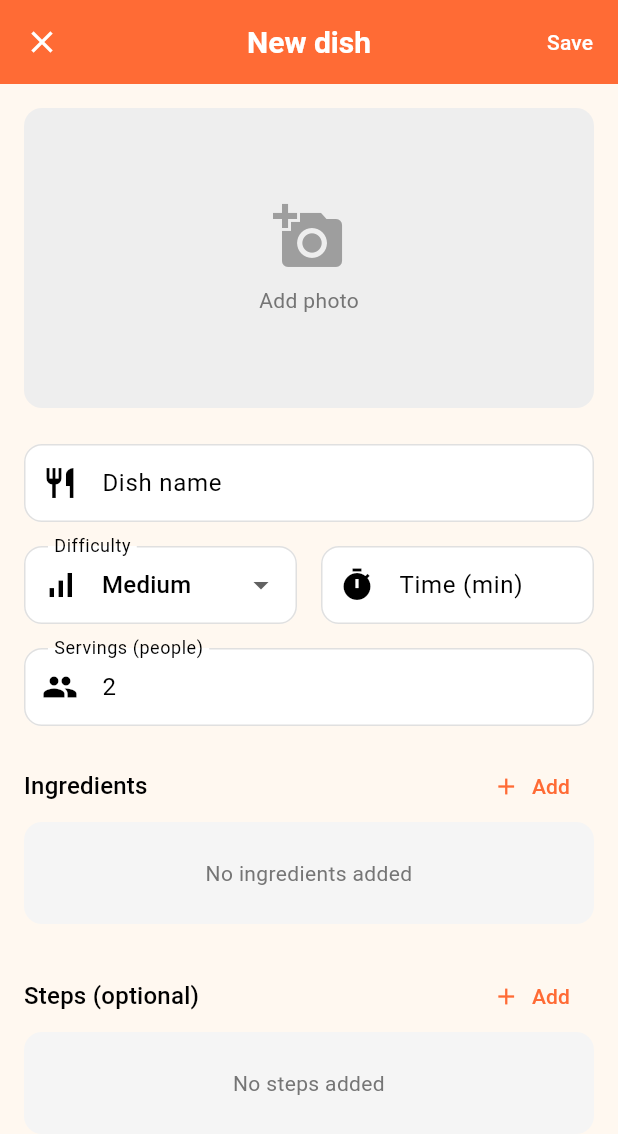
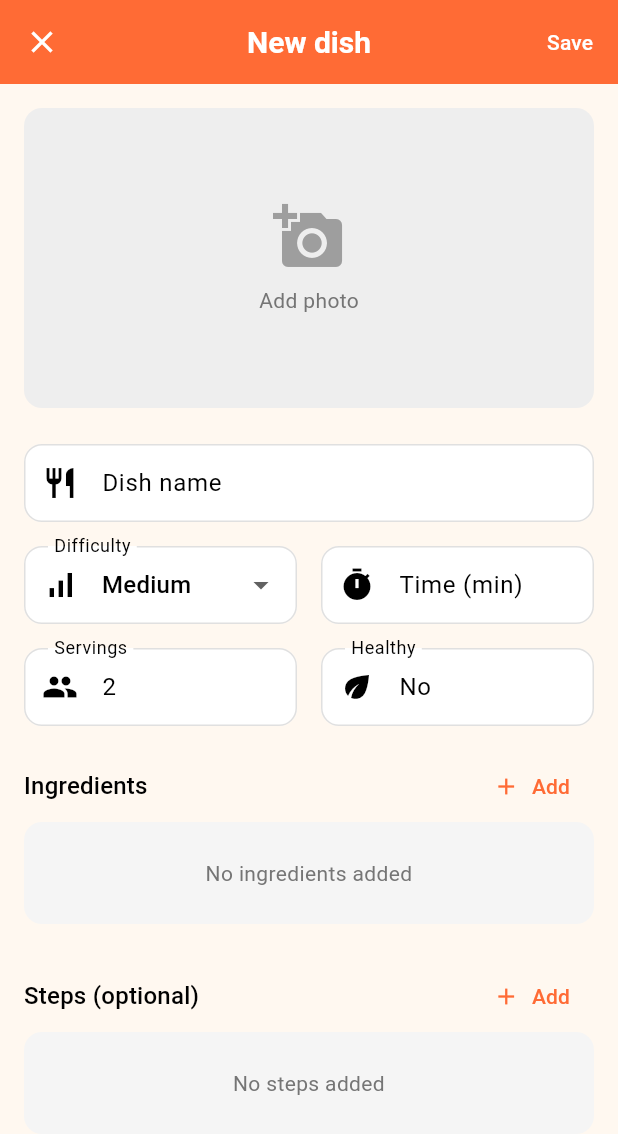
Before and after one commit to gcompteb/xup-xup, a Flutter app: the AddDishScreen screen opened by its route, on a phone screen of 412 x 824 dp. Shown: the top 1134 px of the screen. Run offline on Flutter 3.47's test engine with Material 3 defaults, Android fonts, the phone set to English and light mode, and no system bars; our stand-ins replace cached_network_image, cloud_firestore, firebase_auth, firebase_core, firebase_storage, flutter_local_notifications and 7 more; accounts and stored records are empty; network calls fail.

Commit message:
add Healthy state + filters

```diff
--- a/lib/features/dishes/presentation/add_dish_screen.dart
+++ b/lib/features/dishes/presentation/add_dish_screen.dart
@@ -32,6 +32,7 @@ class _AddDishScreenState extends ConsumerState<AddDishScreen> {
   final _prepTimeController = TextEditingController();
 
   String _selectedDifficulty = AppConstants.difficultyKeys[1];
+  bool _isHealthy = false;
   File? _imageFile;
   Uint8List? _imageBytes;
   String? _existingImageUrl;
@@ -60,6 +61,7 @@ class _AddDishScreenState extends ConsumerState<AddDishScreen> {
         _servingsController.text = dish.servings.toString();
         _prepTimeController.text = dish.prepTimeMinutes.toString();
         _selectedDifficulty = AppConstants.normalizeDifficultyKey(dish.difficulty);
+        _isHealthy = dish.isHealthy;
         _existingImageUrl = dish.imageUrl;
         _ingredients = List.from(dish.ingredients);
         _steps = List.from(dish.steps);
@@ -948,6 +950,7 @@ class _AddDishScreenState extends ConsumerState<AddDishScreen> {
         servings: int.tryParse(_servingsController.text) ?? 2,
         prepTimeMinutes: int.tryParse(_prepTimeController.text) ?? 0,
         difficulty: _selectedDifficulty,
+        isHealthy: _isHealthy,
         steps: _steps,
         ingredients: _ingredients,
         isFavorite: _existingDish?.isFavorite ?? false,
@@ -1116,13 +1119,38 @@ class _AddDishScreenState extends ConsumerState<AddDishScreen> {
                     ],
                   ),
                   const SizedBox(height: 16),
-                  TextFormField(
+                  Row(
+                    children: [
+                      Expanded(
+                        child: TextFormField(
                           controller: _servingsController,
                           decoration: InputDecoration(
                             labelText: l10n.addDishServings,
                             prefixIcon: const Icon(Icons.people),
                           ),
                           keyboardType: TextInputType.number,
+                        ),
+                      ),
+                      const SizedBox(width: 16),
+                      Expanded(
+                        child: GestureDetector(
+                          onTap: () => setState(() => _isHealthy = !_isHealthy),
+                          child: InputDecorator(
+                            decoration: InputDecoration(
+                              labelText: l10n.addDishHealthy,
+                              prefixIcon: Icon(
+                                Icons.eco,
+                                color: _isHealthy ? Colors.green : null,
+                              ),
+                            ),
+                            child: Text(
+                              _isHealthy ? l10n.yes : l10n.no,
+                              style: Theme.of(context).textTheme.bodyLarge,
+                            ),
+                          ),
+                        ),
+                      ),
+                    ],
                   ),
                   const SizedBox(height: 16),
                   Row(
--- a/lib/l10n/app_ca.arb
+++ b/lib/l10n/app_ca.arb
@@ -84,7 +84,8 @@
   "addDishValidateName": "Introdueix el nom del plat",
   "addDishDifficulty": "Dificultat",
   "addDishTime": "Temps (min)",
-  "addDishServings": "Porcions (persones)",
+  "addDishServings": "Porcions",
+  "addDishHealthy": "Saludable",
   "addDishIngredients": "Ingredients",
   "addDishAdd": "Afegir",
   "addDishNoIngredients": "Cap ingredient afegit",
@@ -129,6 +130,8 @@
   "edit": "Editar",
   "close": "Tancar",
   "ok": "Entès",
+  "yes": "Sí",
+  "no": "No",
 
   "unitUnitats": "unitats",
   "unitG": "g",
@@ -198,6 +201,7 @@
   "suggestionsTitle": "Què cuino?",
   "suggestionsSurprise": "Sorpresa!",
   "suggestionsHaveAll": "Ho tinc tot",
+  "suggestionsMaxMinutes": "≤ {minutes} min",
   "suggestionsInPantry": "{count} ingredients al rebost",
   "suggestionsNoDishes": "No tens cap plat creat",
   "suggestionsNoMatch": "No hi ha plats amb aquests filtres",
--- a/lib/l10n/app_en.arb
+++ b/lib/l10n/app_en.arb
@@ -92,7 +92,8 @@
   "addDishValidateName": "Enter dish name",
   "addDishDifficulty": "Difficulty",
   "addDishTime": "Time (min)",
-  "addDishServings": "Servings (people)",
+  "addDishServings": "Servings",
+  "addDishHealthy": "Healthy",
   "addDishIngredients": "Ingredients",
   "addDishAdd": "Add",
   "addDishNoIngredients": "No ingredients added",
@@ -142,6 +143,8 @@
   "edit": "Edit",
   "close": "Close",
   "ok": "OK",
+  "yes": "Yes",
+  "no": "No",
 
   "unitUnitats": "units",
   "unitG": "g",
@@ -225,6 +228,8 @@
   "suggestionsTitle": "What to cook?",
   "suggestionsSurprise": "Surprise!",
   "suggestionsHaveAll": "I have everything",
+  "suggestionsMaxMinutes": "≤ {minutes} min",
+  "@suggestionsMaxMinutes": { "placeholders": { "minutes": { "type": "int" } } },
   "suggestionsInPantry": "{count} ingredients in pantry",
   "@suggestionsInPantry": { "placeholders": { "count": { "type": "int" } } },
   "suggestionsNoDishes": "No dishes yet",
--- a/lib/l10n/app_es.arb
+++ b/lib/l10n/app_es.arb
@@ -84,7 +84,8 @@
   "addDishValidateName": "Introduce el nombre del plato",
   "addDishDifficulty": "Dificultad",
   "addDishTime": "Tiempo (min)",
-  "addDishServings": "Porciones (personas)",
+  "addDishServings": "Porciones",
+  "addDishHealthy": "Saludable",
   "addDishIngredients": "Ingredientes",
   "addDishAdd": "Añadir",
   "addDishNoIngredients": "Ningún ingrediente añadido",
@@ -129,6 +130,8 @@
   "edit": "Editar",
   "close": "Cerrar",
   "ok": "Entendido",
+  "yes": "Sí",
+  "no": "No",
 
   "unitUnitats": "unidades",
   "unitG": "g",
@@ -198,6 +201,7 @@
   "suggestionsTitle": "¿Qué cocino?",
   "suggestionsSurprise": "¡Sorpresa!",
   "suggestionsHaveAll": "Lo tengo todo",
+  "suggestionsMaxMinutes": "≤ {minutes} min",
   "suggestionsInPantry": "{count} ingredientes en la despensa",
   "suggestionsNoDishes": "No tienes ningún plato",
   "suggestionsNoMatch": "No hay platos con estos filtros",
--- a/lib/l10n/app_localizations.dart
+++ b/lib/l10n/app_localizations.dart
@@ -559,8 +559,14 @@ abstract class AppLocalizations {
   /// No description provided for @addDishServings.
   ///
   /// In en, this message translates to:
-  /// **'Servings (people)'**
+  /// **'Servings'**
   String get addDishServings;
+
+  /// No description provided for @addDishHealthy.
+  ///
+  /// In en, this message translates to:
+  /// **'Healthy'**
+  String get addDishHealthy;
 
   /// No description provided for @addDishIngredients.
   ///
@@ -813,6 +819,18 @@ abstract class AppLocalizations {
   /// In en, this message translates to:
   /// **'OK'**
   String get ok;
+
+  /// No description provided for @yes.
+  ///
+  /// In en, this message translates to:
+  /// **'Yes'**
+  String get yes;
+
+  /// No description provided for @no.
+  ///
+  /// In en, this message translates to:
+  /// **'No'**
+  String get no;
 
   /// No description provided for @unitUnitats.
   ///
@@ -1198,6 +1216,12 @@ abstract class AppLocalizations {
   /// **'I have everything'**
   String get suggestionsHaveAll;
 
+  /// No description provided for @suggestionsMaxMinutes.
+  ///
+  /// In en, this message translates to:
+  /// **'≤ {minutes} min'**
+  String suggestionsMaxMinutes(int minutes);
+
   /// No description provided for @suggestionsInPantry.
   ///
   /// In en, this message translates to:
--- a/lib/shared/models/dish.dart
+++ b/lib/shared/models/dish.dart
@@ -11,6 +11,7 @@ class Dish {
   final int servings;
   final int prepTimeMinutes;
   final String difficulty;
+  final bool isHealthy;
   final List<String> steps;
   final List<DishIngredient> ingredients;
   final bool isFavorite;
@@ -26,6 +27,7 @@ class Dish {
     this.servings = 2,
     required this.prepTimeMinutes,
     required this.difficulty,
+    this.isHealthy = false,
     required this.steps,
     required this.ingredients,
     this.isFavorite = false,
@@ -45,6 +47,7 @@ class Dish {
       servings: data['servings'] ?? 2,
       prepTimeMinutes: data['prepTimeMinutes'] ?? 0,
       difficulty: AppConstants.normalizeDifficultyKey(data['difficulty'] ?? 'medium'),
+      isHealthy: data['isHealthy'] ?? false,
       steps: List<String>.from(data['steps'] ?? []),
       ingredients: (data['ingredients'] as List<dynamic>?)
               ?.map((e) => DishIngredient.fromMap(e as Map<String, dynamic>))
@@ -65,6 +68,7 @@ class Dish {
       'servings': servings,
       'prepTimeMinutes': prepTimeMinutes,
       'difficulty': difficulty,
+      'isHealthy': isHealthy,
       'steps': steps,
       'ingredients': ingredients.map((e) => e.toMap()).toList(),
       'isFavorite': isFavorite,
@@ -82,6 +86,7 @@ class Dish {
     int? servings,
     int? prepTimeMinutes,
     String? difficulty,
+    bool? isHealthy,
     List<String>? steps,
     List<DishIngredient>? ingredients,
     bool? isFavorite,
@@ -97,6 +102,7 @@ class Dish {
       servings: servings ?? this.servings,
       prepTimeMinutes: prepTimeMinutes ?? this.prepTimeMinutes,
       difficulty: difficulty ?? this.difficulty,
+      isHealthy: isHealthy ?? this.isHealthy,
       steps: steps ?? this.steps,
       ingredients: ingredients ?? this.ingredients,
       isFavorite: isFavorite ?? this.isFavorite,
```
Also changed, not shown: lib/features/dishes/presentation/dish_detail_screen.dart (+15 -6 lines), lib/features/dishes/presentation/dishes_screen.dart (+9 -0 lines), lib/features/suggestions/presentation/suggestions_screen.dart (+71 -5 lines), lib/l10n/app_localizations_ca.dart (+15 -1 lines), lib/l10n/app_localizations_en.dart (+15 -1 lines), lib/l10n/app_localizations_es.dart (+15 -1 lines). Lines whose indentation alone changed are shown as unchanged.
